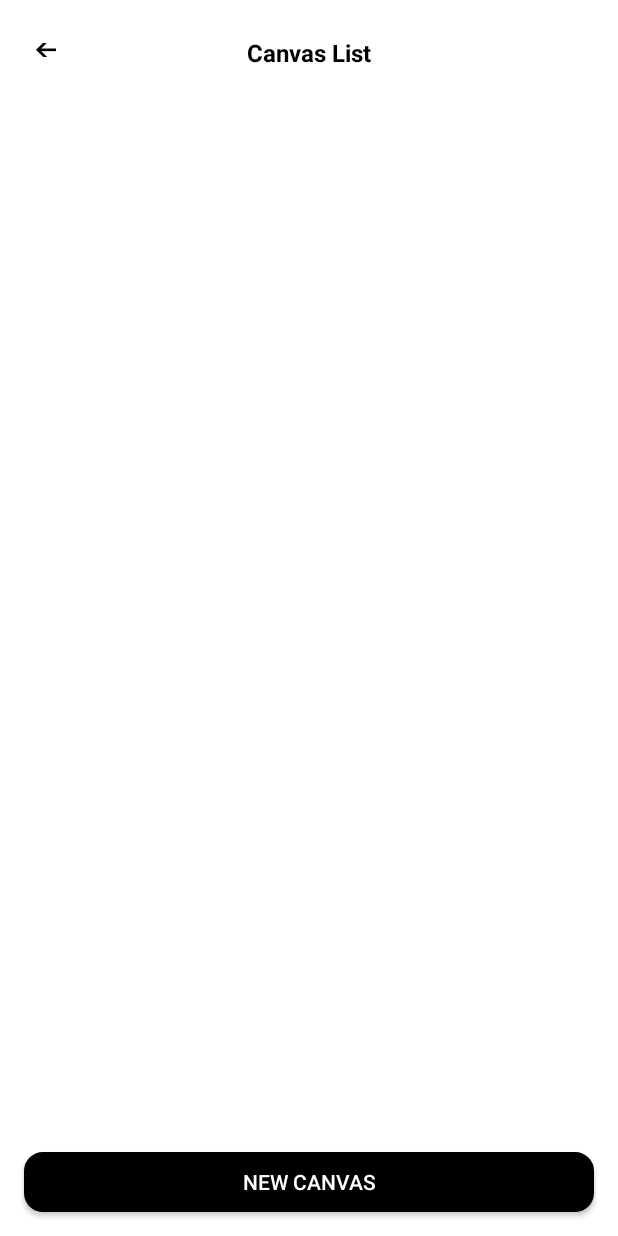
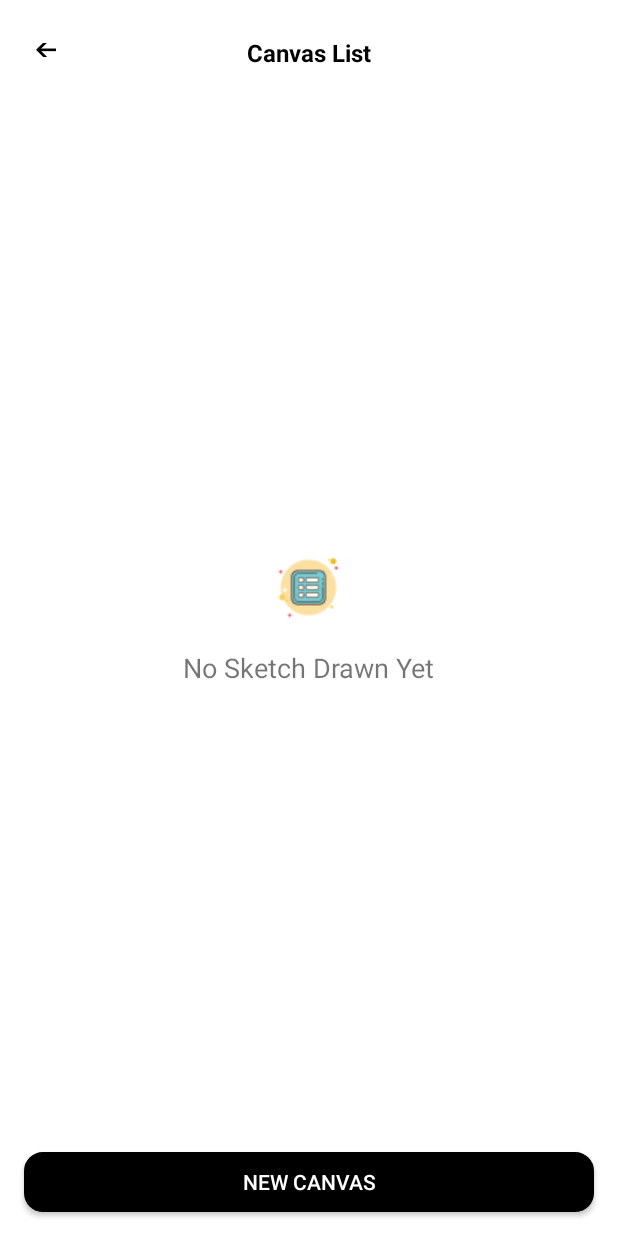
Before and after one commit to DevEdozie/SketchCrew, an Android app: the CanvasListFragment screen opened directly, with no data from a screen before it, on a phone screen of 412 x 824 dp. Run offline under Robolectric (Android 15) with nearby library versions, the phone set to English and light mode, and no system bars; our stand-ins replace Room's generated code.

Commit message:
Chore: Display placeholder when list is empty

```diff
--- a/app/src/main/java/com/example/sketchcrew/ui/screens/CanvasListFragment.kt
+++ b/app/src/main/java/com/example/sketchcrew/ui/screens/CanvasListFragment.kt
@@ -5,6 +5,7 @@ import android.os.Bundle
 import android.view.LayoutInflater
 import android.view.View
 import android.view.ViewGroup
+import android.widget.LinearLayout
 import androidx.fragment.app.Fragment
 import androidx.lifecycle.ViewModelProvider
 import androidx.lifecycle.lifecycleScope
@@ -31,6 +32,7 @@ class CanvasListFragment : Fragment() {
     private lateinit var repository: CanvasRepository
     private lateinit var adapter: CanvasListAdapter
     private lateinit var recycle: RecyclerView
+    private lateinit var  emptyView: LinearLayout
 
     override fun onCreateView(
         inflater: LayoutInflater, container: ViewGroup?,
@@ -42,6 +44,7 @@ class CanvasListFragment : Fragment() {
         viewModel = ViewModelProvider(this, CanvasViewModelFactory(repository))
             .get(CanvasViewModel::class.java)
         recycle = binding.canvasList
+        emptyView = binding.emptyView
         recycle.layoutManager = LinearLayoutManager(requireContext())
         loadPaths()
         binding.newCanvas.setOnClickListener {
@@ -71,7 +74,14 @@ class CanvasListFragment : Fragment() {
         recycle.adapter = drawAdapter
         lifecycleScope.launch {
             viewModel.loadDrawings.observe(viewLifecycleOwner) { drawing ->
-                drawAdapter.submitList(drawing)
+                if (drawing.isEmpty()) {
+                    recycle.visibility = View.GONE
+                    emptyView.visibility = View.VISIBLE
+                } else {
+                    recycle.visibility = View.VISIBLE
+                    emptyView.visibility = View.GONE
+                    drawAdapter.submitList(drawing)
+                }
 
             }
         }
--- a/app/src/main/java/com/example/sketchcrew/ui/screens/DrawnCanvasFragment.kt
+++ b/app/src/main/java/com/example/sketchcrew/ui/screens/DrawnCanvasFragment.kt
@@ -36,7 +36,6 @@ import com.example.sketchcrew.data.local.models.Drawing
 import com.example.sketchcrew.data.local.models.PairConverter
 import com.example.sketchcrew.databinding.FragmentDrawnCanvasBinding
 import com.example.sketchcrew.repository.CanvasRepository
-import com.example.sketchcrew.ui.screens.CanvasView.Companion.brushColor
 import com.example.sketchcrew.ui.screens.CanvasView.Companion.firebaseAuth
 import com.example.sketchcrew.ui.screens.CanvasView.Companion.shapeType
 import com.example.sketchcrew.ui.viewmodels.CanvasViewModel
--- a/app/src/main/res/layout/fragment_canvas_list.xml
+++ b/app/src/main/res/layout/fragment_canvas_list.xml
@@ -46,6 +46,32 @@
             app:layout_constraintTop_toTopOf="parent" />
     </androidx.constraintlayout.widget.ConstraintLayout>
 
+    <LinearLayout
+        android:id="@+id/empty_view"
+        android:layout_width="match_parent"
+        android:layout_height="match_parent"
+        android:gravity="center"
+        android:orientation="vertical"
+        android:visibility="gone"
+        app:layout_constraintEnd_toEndOf="parent"
+        app:layout_constraintStart_toStartOf="parent"
+        app:layout_constraintTop_toBottomOf="@id/back_button"> <!-- Initially hidden -->
+
+        <ImageView
+            android:layout_width="wrap_content"
+            android:layout_height="wrap_content"
+            android:contentDescription="@string/no_drawings"
+            android:src="@drawable/placeholder_list" />
+
+        <TextView
+            android:layout_width="wrap_content"
+            android:layout_height="wrap_content"
+            android:text="@string/no_drawings_created_yet"
+            android:textSize="18sp"
+            android:paddingTop="16dp" />
+    </LinearLayout>
+
+
     <androidx.recyclerview.widget.RecyclerView
         android:id="@+id/canvas_list"
         android:layout_width="match_parent"
--- a/app/src/main/res/values/strings.xml
+++ b/app/src/main/res/values/strings.xml
@@ -62,6 +62,8 @@
     <string name="receive_collaboration">Receive Collaboration</string>
     <string name="stop_collaboration">Stop Collaboration</string>
     <string name="send_chat">Send Chat</string>
+    <string name="no_drawings">No Sketch Drawn yet</string>
+    <string name="no_drawings_created_yet">No Sketch Drawn Yet</string>
 
 
 </resources>
```
